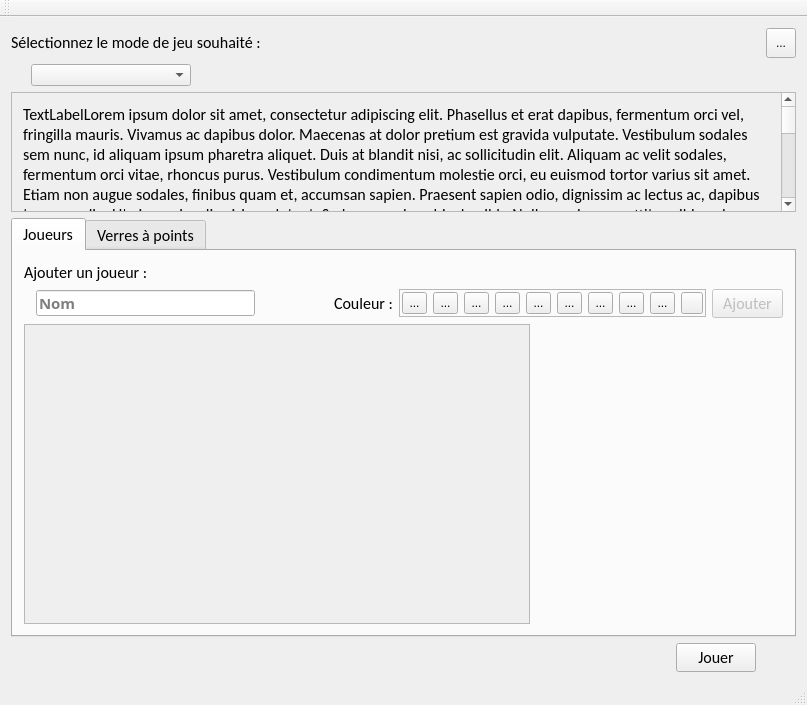
Before: the Qt Designer form BeerPong-Ultimate/src/gui/QtGUI/QtGUI.ui in rchaucha/BeerPong-Evoled, drawn with Qt 5.
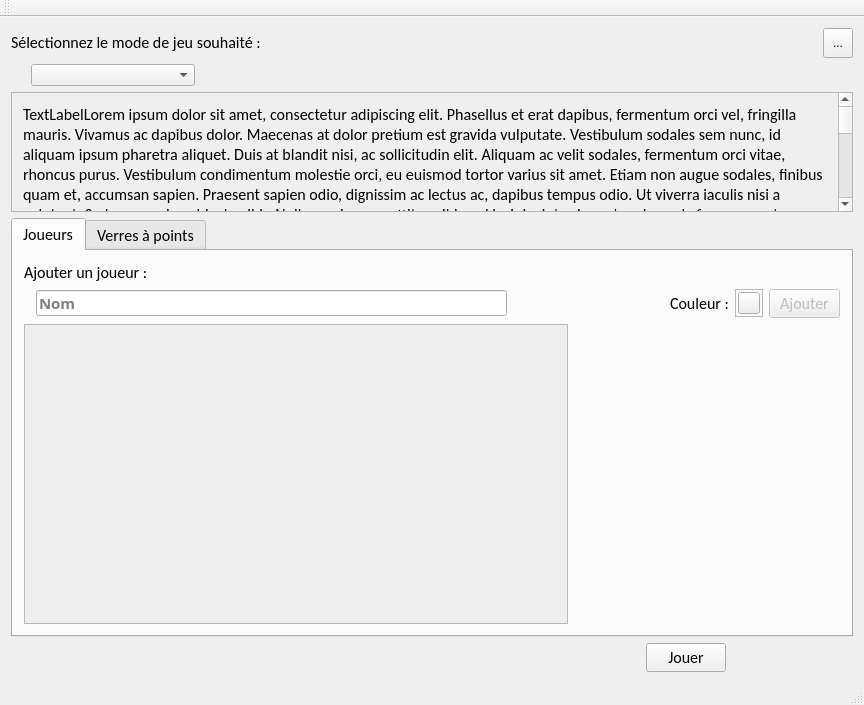
After: the same form once the commit is applied. The open tabs and pages were chosen to show the change. Icons and pictures are not drawn.

Commit message: Removed button icons and replaced them by color generation

```diff
--- a/BeerPong-Ultimate/src/gui/QtGUI/QtGUI.ui
+++ b/BeerPong-Ultimate/src/gui/QtGUI/QtGUI.ui
@@ -6,7 +6,7 @@
    <rect>
     <x>0</x>
     <y>0</y>
-    <width>807</width>
+    <width>864</width>
     <height>705</height>
    </rect>
   </property>
@@ -154,8 +154,8 @@
         <rect>
          <x>0</x>
          <y>0</y>
-         <width>770</width>
-         <height>522</height>
+         <width>827</width>
+         <height>503</height>
         </rect>
        </property>
        <layout class="QVBoxLayout" name="verticalLayout_2">
@@ -298,240 +298,6 @@
              <property name="bottomMargin">
               <number>2</number>
              </property>
-             <item>
-              <widget class="QToolButton" name="b_white_player">
-               <property name="minimumSize">
-                <size>
-                 <width>22</width>
-                 <height>22</height>
-                </size>
-               </property>
-               <property name="styleSheet">
-                <string notr="true">padding: 2px </string>
-               </property>
-               <property name="text">
-                <string>...</string>
-               </property>
-               <property name="icon">
-                <iconset resource="QtGUI.qrc">
-                 <normaloff>:/QtGUI/files/white.ico</normaloff>:/QtGUI/files/white.ico</iconset>
-               </property>
-               <property name="checkable">
-                <bool>true</bool>
-               </property>
-               <property name="checked">
-                <bool>false</bool>
-               </property>
-              </widget>
-             </item>
-             <item>
-              <widget class="QToolButton" name="b_blue_player">
-               <property name="minimumSize">
-                <size>
-                 <width>22</width>
-                 <height>22</height>
-                </size>
-               </property>
-               <property name="styleSheet">
-                <string notr="true">padding: 2px </string>
-               </property>
-               <property name="text">
-                <string>...</string>
-               </property>
-               <property name="icon">
-                <iconset resource="QtGUI.qrc">
-                 <normaloff>:/QtGUI/files/blue.ico</normaloff>:/QtGUI/files/blue.ico</iconset>
-               </property>
-               <property name="checkable">
-                <bool>true</bool>
-               </property>
-               <property name="checked">
-                <bool>false</bool>
-               </property>
-              </widget>
-             </item>
-             <item>
-              <widget class="QToolButton" name="b_red_player">
-               <property name="minimumSize">
-                <size>
-                 <width>22</width>
-                 <height>22</height>
-                </size>
-               </property>
-               <property name="styleSheet">
-                <string notr="true">padding: 2px </string>
-               </property>
-               <property name="text">
-                <string>...</string>
-               </property>
-               <property name="icon">
-                <iconset resource="QtGUI.qrc">
-                 <normaloff>:/QtGUI/files/red.ico</normaloff>:/QtGUI/files/red.ico</iconset>
-               </property>
-               <property name="checkable">
-                <bool>true</bool>
-               </property>
-               <property name="checked">
-                <bool>false</bool>
-               </property>
-              </widget>
-             </item>
-             <item>
-              <widget class="QToolButton" name="b_green_player">
-               <property name="minimumSize">
-                <size>
-                 <width>22</width>
-                 <height>22</height>
-                </size>
-               </property>
-               <property name="styleSheet">
-                <string notr="true">padding: 2px </string>
-               </property>
-               <property name="text">
-                <string>...</string>
-               </property>
-               <property name="icon">
-                <iconset resource="QtGUI.qrc">
-                 <normaloff>:/QtGUI/files/green.ico</normaloff>:/QtGUI/files/green.ico</iconset>
-               </property>
-               <property name="checkable">
-                <bool>true</bool>
-               </property>
-               <property name="checked">
-                <bool>false</bool>
-               </property>
-              </widget>
-             </item>
-             <item>
-              <widget class="QToolButton" name="b_yellow_player">
-               <property name="minimumSize">
-                <size>
-                 <width>22</width>
-                 <height>22</height>
-                </size>
-               </property>
-               <property name="styleSheet">
-                <string notr="true">padding: 2px </string>
-               </property>
-               <property name="text">
-                <string>...</string>
-               </property>
-               <property name="icon">
-                <iconset resource="QtGUI.qrc">
-                 <normaloff>:/QtGUI/files/yellow.ico</normaloff>:/QtGUI/files/yellow.ico</iconset>
-               </property>
-               <property name="checkable">
-                <bool>true</bool>
-               </property>
-               <property name="checked">
-                <bool>false</bool>
-               </property>
-              </widget>
-             </item>
-             <item>
-              <widget class="QToolButton" name="b_brown_player">
-               <property name="minimumSize">
-                <size>
-                 <width>22</width>
-                 <height>22</height>
-                </size>
-               </property>
-               <property name="styleSheet">
-                <string notr="true">padding: 2px </string>
-               </property>
-               <property name="text">
-                <string>...</string>
-               </property>
-               <property name="icon">
-                <iconset resource="QtGUI.qrc">
-                 <normaloff>:/QtGUI/files/brown.ico</normaloff>:/QtGUI/files/brown.ico</iconset>
-               </property>
-               <property name="checkable">
-                <bool>true</bool>
-               </property>
-               <property name="checked">
-                <bool>false</bool>
-               </property>
-              </widget>
-             </item>
-             <item>
-              <widget class="QToolButton" name="b_pink_player">
-               <property name="minimumSize">
-                <size>
-                 <width>22</width>
-                 <height>22</height>
-                </size>
-               </property>
-               <property name="styleSheet">
-                <string notr="true">padding: 2px </string>
-               </property>
-               <property name="text">
-                <string>...</string>
-               </property>
-               <property name="icon">
-                <iconset resource="QtGUI.qrc">
-                 <normaloff>:/QtGUI/files/pink.ico</normaloff>:/QtGUI/files/pink.ico</iconset>
-               </property>
-               <property name="checkable">
-                <bool>true</bool>
-               </property>
-               <property name="checked">
-                <bool>false</bool>
-               </property>
-              </widget>
-             </item>
-             <item>
-              <widget class="QToolButton" name="b_gray_player">
-               <property name="minimumSize">
-                <size>
-                 <width>22</width>
-                 <height>22</height>
-                </size>
-               </property>
-               <property name="styleSheet">
-                <string notr="true">padding: 2px </string>
-               </property>
-               <property name="text">
-                <string>...</string>
-               </property>
-               <property name="icon">
-                <iconset resource="QtGUI.qrc">
-                 <normaloff>:/QtGUI/files/gray.ico</normaloff>:/QtGUI/files/gray.ico</iconset>
-               </property>
-               <property name="checkable">
-                <bool>true</bool>
-               </property>
-               <property name="checked">
-                <bool>false</bool>
-               </property>
-              </widget>
-             </item>
-             <item>
-              <widget class="QToolButton" name="b_orange_player">
-               <property name="minimumSize">
-                <size>
-                 <width>22</width>
-                 <height>22</height>
-                </size>
-               </property>
-               <property name="styleSheet">
-                <string notr="true">padding: 2px </string>
-               </property>
-               <property name="text">
-                <string>...</string>
-               </property>
-               <property name="icon">
-                <iconset resource="QtGUI.qrc">
-                 <normaloff>:/QtGUI/files/orange.ico</normaloff>:/QtGUI/files/orange.ico</iconset>
-               </property>
-               <property name="checkable">
-                <bool>true</bool>
-               </property>
-               <property name="checked">
-                <bool>false</bool>
-               </property>
-              </widget>
-             </item>
              <item>
               <widget class="QToolButton" name="b_custom_color_player">
                <property name="minimumSize">
@@ -603,7 +369,7 @@
               <rect>
                <x>0</x>
                <y>0</y>
-               <width>503</width>
+               <width>541</width>
                <height>292</height>
               </rect>
              </property>
@@ -1147,7 +913,7 @@
      </widget>
     </item>
     <item>
-     <layout class="QHBoxLayout" name="horizontalLayout_8" stretch="5,0,0">
+     <layout class="QHBoxLayout" name="horizontalLayout_8" stretch="5,0,1">
       <item>
        <spacer name="horizontalSpacer_5">
         <property name="orientation">
```
Left out of the diff: 216 changed lines with no effect on the pictures. The commit also changes 34 other files.
